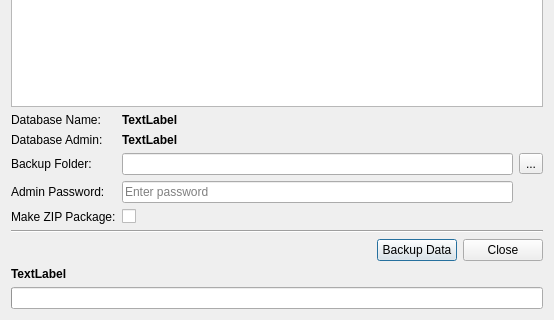
Above: stdm/ui/ui_db_profile_backup.ui from gltn/stdm before the change; both pictures show x 0 to 554 and y 158 to 478 of the 554 by 478 pixel window. Below: the same form after it.
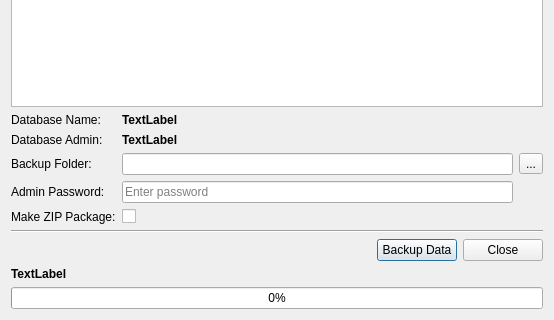
That is the form after the change. Icons and pictures are not drawn.

Commit message:
Configuration Management: Refactor Profile Backup class
This patch created a profile backup handler class to seperate
the UI from actual backup functionality

```diff
--- a/stdm/ui/ui_db_profile_backup.ui
+++ b/stdm/ui/ui_db_profile_backup.ui
@@ -229,7 +229,7 @@
         <number>0</number>
        </property>
        <property name="textVisible">
-        <bool>false</bool>
+        <bool>true</bool>
        </property>
       </widget>
      </item>
```
The commit also changes 2 other files.
